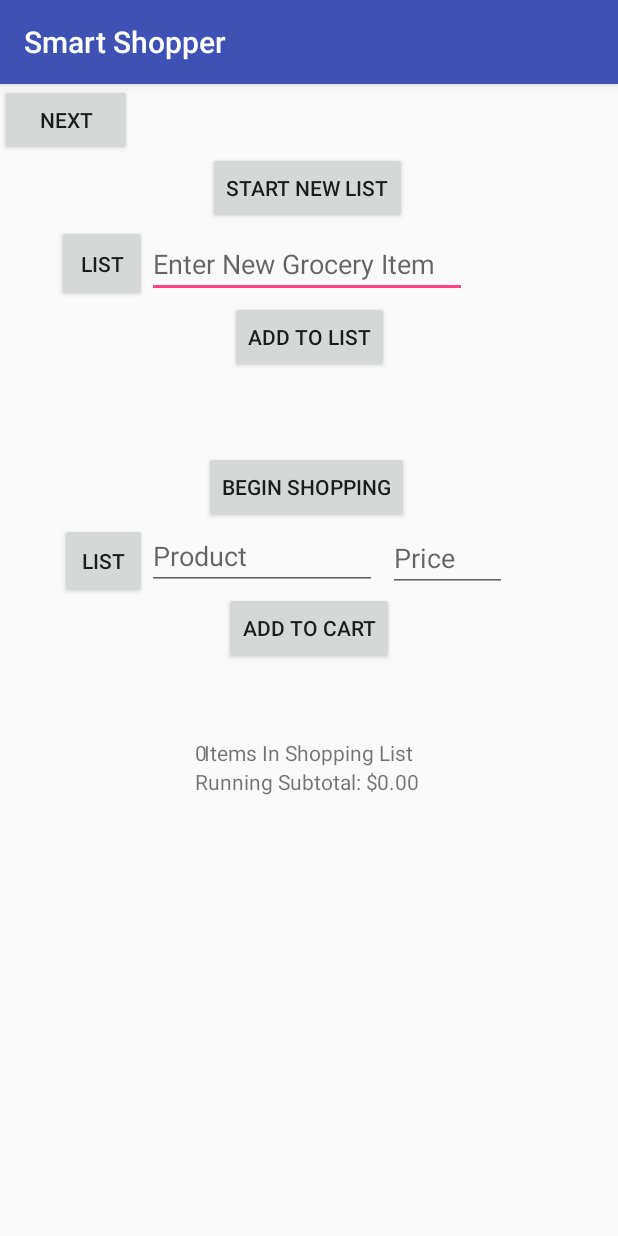
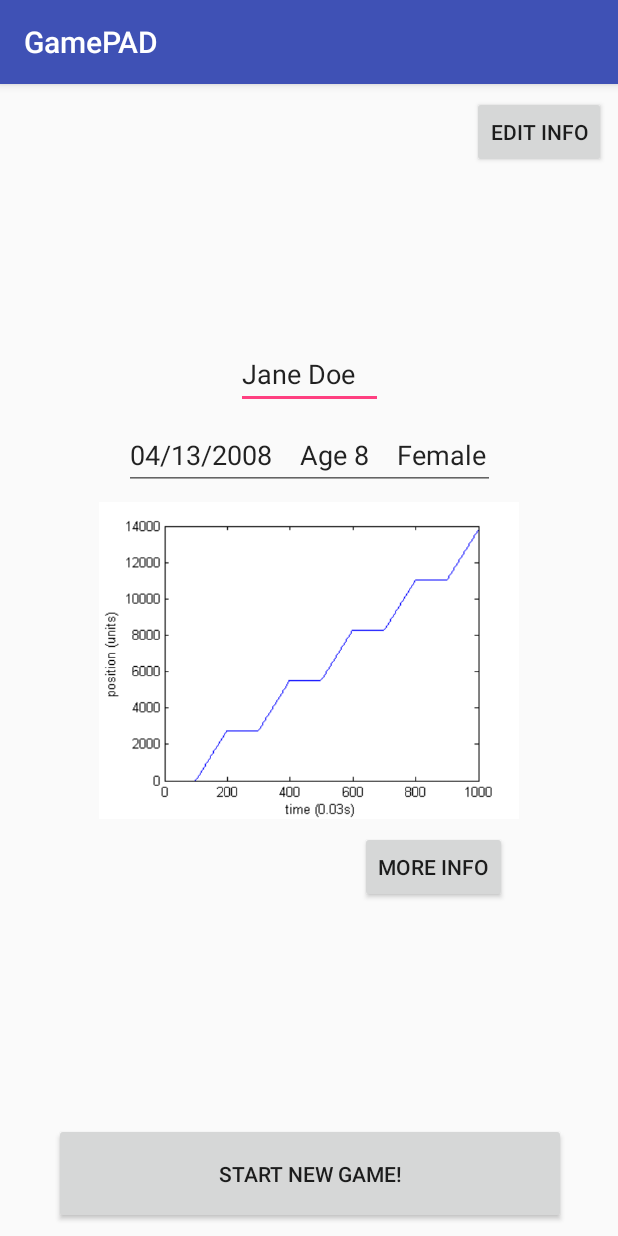
Before and after one commit to adammorrone/GamePAD, an Android app: the screen it shows after launch (MainActivity before the commit, UserProfile after it), after a tap on "NEXT", on a phone screen of 412 x 824 dp. Run offline under Robolectric (Android 15) with nearby library versions, the phone set to English and light mode, and no system bars.

Commit message:
changed itemlist to patient

```diff
--- a/app/src/main/AndroidManifest.xml
+++ b/app/src/main/AndroidManifest.xml
@@ -5,7 +5,7 @@
 <application
     android:allowBackup="true"
     android:icon="@mipmap/ic_launcher"
-        android:label="@string/app_name"
+    android:label="GamePAD"
     android:roundIcon="@mipmap/ic_launcher_round"
     android:supportsRtl="true"
     android:theme="@style/AppTheme">
@@ -16,6 +16,7 @@
             <category android:name="android.intent.category.LAUNCHER" />
         </intent-filter>
     </activity>
+    <activity android:name=".UserProfile"> </activity>
 </application>
 
 </manifest>
--- a/app/src/main/java/com/example/adamm/gamepad/MainActivity.java
+++ b/app/src/main/java/com/example/adamm/gamepad/MainActivity.java
@@ -1,5 +1,6 @@
 package com.example.adamm.gamepad;
 
+import android.content.Intent;
 import android.support.v7.app.AppCompatActivity;
 import android.app.Activity;
 import android.app.AlertDialog;
@@ -41,11 +42,12 @@ public class MainActivity extends AppCompatActivity {
     protected void onCreate(Bundle savedInstanceState) {
         super.onCreate(savedInstanceState);
         setContentView(R.layout.activity_main);
-        itemText = (EditText) findViewById(R.id.topTB);
-        nameText = (EditText) findViewById(R.id.nameTB);
-        priceText = (EditText) findViewById(R.id.priceTB);
-        counterView = (TextView) findViewById(R.id.tally);
-        runningTotal = (TextView) findViewById(R.id.runningTotal);
+        itemText = findViewById(R.id.topTB);
+        nameText = findViewById(R.id.nameTB);
+        priceText = findViewById(R.id.priceTB);
+        counterView = findViewById(R.id.tally);
+        runningTotal = findViewById(R.id.runningTotal);
+        Button button = findViewById(R.id.next_button);
 
         SharedPreferences sharedPref = this.getPreferences(Context.MODE_PRIVATE);
         String json = sharedPref.getString("stored_master_list", "");
@@ -239,6 +241,10 @@ public class MainActivity extends AppCompatActivity {
         return sum/list.size();
     }
 
-
+    public void nextScreen(View view)
+    {
+        Intent intent = new Intent(MainActivity.this, UserProfile.class);
+        startActivity(intent);
+    }
 
 }
--- a/app/src/main/java/com/example/adamm/gamepad/UserProfile.java
+++ b/app/src/main/java/com/example/adamm/gamepad/UserProfile.java
@@ -4,6 +4,7 @@ import android.app.Activity;
 import android.app.AlertDialog;
 import android.content.Context;
 import android.content.DialogInterface;
+import android.content.Intent;
 import android.content.SharedPreferences;
 import android.support.v7.app.AppCompatActivity;
 import android.os.Bundle;
@@ -20,7 +21,7 @@ import com.google.gson.Gson;
 import java.lang.reflect.Array;
 import java.util.ArrayList;
 
-public class UserProfile extends AppCompatActivity {
+public class UserProfile extends AppCompatActivity  {
 
     private EditText itemText;
     private EditText nameText;
@@ -241,6 +242,11 @@ public class UserProfile extends AppCompatActivity {
         return sum/list.size();
     }
 
+    public void goto_MainActivity(View view)
+    {
+        Intent intent = new Intent(this, MainActivity.class);
+        startActivity(intent);
+    }
 
 
 }
--- a/app/src/main/res/layout/activity_main.xml
+++ b/app/src/main/res/layout/activity_main.xml
@@ -165,8 +165,8 @@
         android:layout_width="wrap_content"
         android:layout_height="wrap_content"
         android:text="Next"
+        android:onClick="nextScreen"
         tools:layout_editor_absoluteX="300dp"
-        android:onClick="nextPage"
         tools:layout_editor_absoluteY="0dp" />
 
 
--- a/app/src/main/res/layout/activity_user_profile.xml
+++ b/app/src/main/res/layout/activity_user_profile.xml
@@ -1,6 +1,86 @@
 <?xml version="1.0" encoding="utf-8"?>
-<LinearLayout xmlns:android="http://schemas.android.com/apk/res/android"
+<android.support.constraint.ConstraintLayout xmlns:android="http://schemas.android.com/apk/res/android"
+    xmlns:app="http://schemas.android.com/apk/res-auto"
+    xmlns:tools="http://schemas.android.com/tools"
+    android:id="@+id/linearLayout"
     android:layout_width="match_parent"
     android:layout_height="match_parent">
 
-</LinearLayout>
+    <Button
+        android:id="@+id/button"
+        android:layout_width="341dp"
+        android:layout_height="67dp"
+        android:layout_marginBottom="8dp"
+        android:layout_marginEnd="8dp"
+        android:layout_marginStart="8dp"
+        android:baselineAligned="false"
+        android:onClick="goto_MainActivity"
+        android:text="Start New Game!"
+        app:layout_constraintBottom_toBottomOf="parent"
+        app:layout_constraintEnd_toEndOf="parent"
+        app:layout_constraintHorizontal_bias="0.518"
+        app:layout_constraintStart_toStartOf="parent" />
+
+    <ImageView
+        android:id="@+id/imageView"
+        android:layout_width="280dp"
+        android:layout_height="211dp"
+        android:layout_marginBottom="8dp"
+        android:layout_marginEnd="8dp"
+        android:layout_marginStart="8dp"
+        android:layout_marginTop="8dp"
+        app:layout_constraintBottom_toBottomOf="parent"
+        app:layout_constraintEnd_toEndOf="parent"
+        app:layout_constraintStart_toStartOf="parent"
+        app:layout_constraintTop_toTopOf="parent"
+        app:srcCompat="@drawable/pos5v03" />
+
+    <EditText
+        android:id="@+id/editText"
+        android:layout_width="98dp"
+        android:layout_height="46dp"
+        android:layout_marginBottom="8dp"
+        android:layout_marginEnd="8dp"
+        android:layout_marginStart="8dp"
+        android:ems="10"
+        android:inputType="textPersonName"
+        android:text="Jane Doe"
+        app:layout_constraintBottom_toTopOf="@+id/editText2"
+        app:layout_constraintEnd_toEndOf="parent"
+        app:layout_constraintStart_toStartOf="parent" />
+
+    <EditText
+        android:id="@+id/editText2"
+        android:layout_width="247dp"
+        android:layout_height="46dp"
+        android:layout_marginBottom="8dp"
+        android:layout_marginEnd="8dp"
+        android:layout_marginStart="8dp"
+        android:ems="10"
+        android:inputType="textPersonName"
+        android:text="04/13/2008    Age 8    Female"
+        app:layout_constraintBottom_toTopOf="@+id/imageView"
+        app:layout_constraintEnd_toEndOf="parent"
+        app:layout_constraintStart_toStartOf="parent" />
+
+    <Button
+        android:id="@+id/button2"
+        android:layout_width="wrap_content"
+        android:layout_height="wrap_content"
+        android:layout_marginEnd="8dp"
+        android:layout_marginTop="8dp"
+        android:text="Edit Info"
+        app:layout_constraintEnd_toEndOf="parent"
+        app:layout_constraintTop_toTopOf="parent" />
+
+    <Button
+        android:id="@+id/button3"
+        android:layout_width="wrap_content"
+        android:layout_height="wrap_content"
+        android:layout_marginEnd="8dp"
+        android:layout_marginTop="8dp"
+        android:text="More Info"
+        app:layout_constraintEnd_toEndOf="@+id/imageView"
+        app:layout_constraintTop_toBottomOf="@+id/imageView" />
+
+</android.support.constraint.ConstraintLayout>
```
Also changed, not shown: app/src/main/res/drawable/construct_line_incorrect.jpg (added), app/src/main/res/drawable/pos5v03.png (added). Lines whose indentation alone changed are shown as unchanged.
